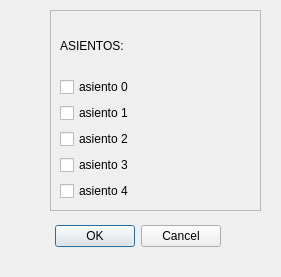
First picture: the form in proyecalan/ventana_eliminar.ui, repository diazalan12/proyecto, before the edit.
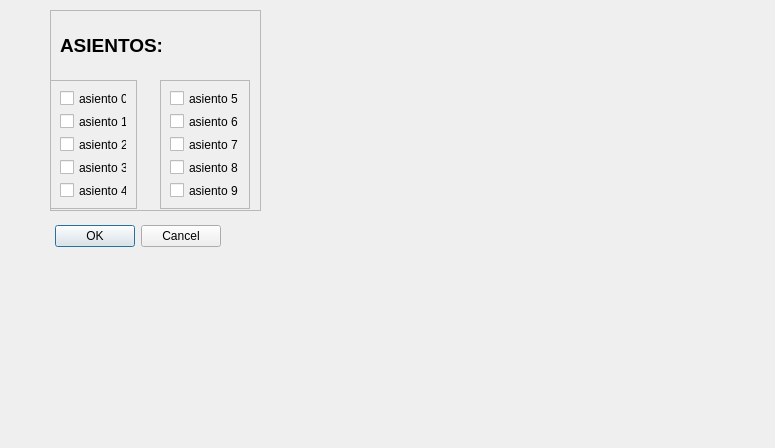
Second picture: the form after the edit.

The edit to the form file:
```diff
--- a/proyecalan/ventana_eliminar.ui
+++ b/proyecalan/ventana_eliminar.ui
@@ -6,8 +6,8 @@
    <rect>
     <x>0</x>
     <y>0</y>
-    <width>281</width>
-    <height>277</height>
+    <width>775</width>
+    <height>448</height>
    </rect>
   </property>
   <property name="windowTitle">
@@ -44,14 +44,22 @@
    <property name="frameShadow">
     <enum>QFrame::Raised</enum>
    </property>
-   <layout class="QVBoxLayout" name="verticalLayout">
-    <item>
-     <widget class="QLabel" name="label_3">
-      <property name="text">
-       <string>ASIENTOS:</string>
-      </property>
-     </widget>
-    </item>
+   <widget class="QFrame" name="frame">
+    <property name="geometry">
+     <rect>
+      <x>0</x>
+      <y>70</y>
+      <width>87</width>
+      <height>129</height>
+     </rect>
+    </property>
+    <property name="frameShape">
+     <enum>QFrame::StyledPanel</enum>
+    </property>
+    <property name="frameShadow">
+     <enum>QFrame::Raised</enum>
+    </property>
+    <layout class="QVBoxLayout" name="verticalLayout_2">
     <item>
      <widget class="QCheckBox" name="disponibilidad_0">
       <property name="text">
@@ -88,6 +96,80 @@
      </widget>
     </item>
    </layout>
+   </widget>
+   <widget class="QFrame" name="frame_2">
+    <property name="geometry">
+     <rect>
+      <x>110</x>
+      <y>70</y>
+      <width>90</width>
+      <height>129</height>
+     </rect>
+    </property>
+    <property name="frameShape">
+     <enum>QFrame::StyledPanel</enum>
+    </property>
+    <property name="frameShadow">
+     <enum>QFrame::Raised</enum>
+    </property>
+    <layout class="QVBoxLayout" name="verticalLayout">
+     <item>
+      <widget class="QCheckBox" name="disponibilidad_5">
+       <property name="text">
+        <string>asiento 5</string>
+       </property>
+      </widget>
+     </item>
+     <item>
+      <widget class="QCheckBox" name="disponibilidad_6">
+       <property name="text">
+        <string>asiento 6</string>
+       </property>
+      </widget>
+     </item>
+     <item>
+      <widget class="QCheckBox" name="disponibilidad_7">
+       <property name="text">
+        <string>asiento 7</string>
+       </property>
+      </widget>
+     </item>
+     <item>
+      <widget class="QCheckBox" name="disponibilidad_8">
+       <property name="text">
+        <string>asiento 8</string>
+       </property>
+      </widget>
+     </item>
+     <item>
+      <widget class="QCheckBox" name="disponibilidad_9">
+       <property name="text">
+        <string>asiento 9</string>
+       </property>
+      </widget>
+     </item>
+    </layout>
+   </widget>
+   <widget class="QLabel" name="label_3">
+    <property name="geometry">
+     <rect>
+      <x>10</x>
+      <y>10</y>
+      <width>191</width>
+      <height>51</height>
+     </rect>
+    </property>
+    <property name="font">
+     <font>
+      <pointsize>14</pointsize>
+      <weight>75</weight>
+      <bold>true</bold>
+     </font>
+    </property>
+    <property name="text">
+     <string>ASIENTOS:</string>
+    </property>
+   </widget>
   </widget>
  </widget>
  <resources/>
```
Lines whose indentation alone changed are shown as unchanged.
